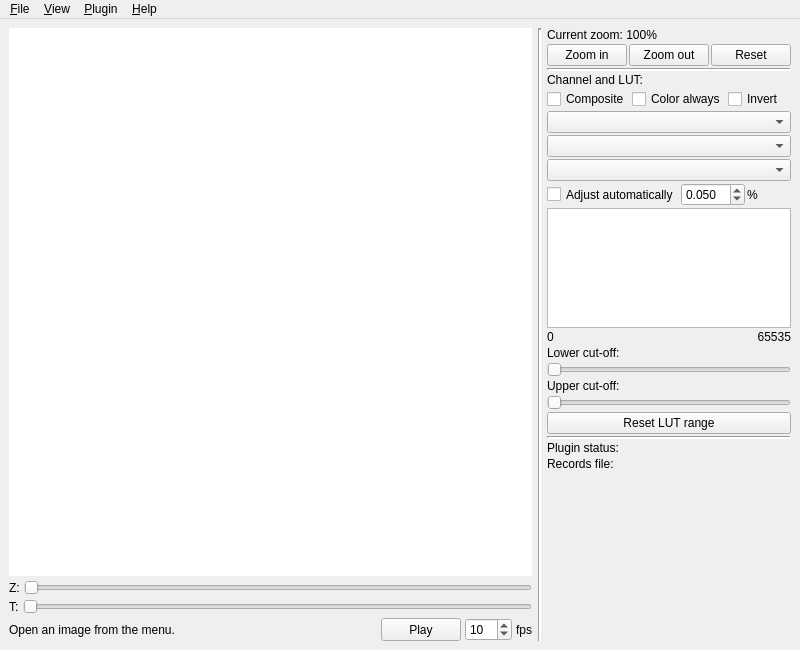
First picture: the form in ui/mainwindow.ui, repository takushim/momotrack, before the edit.
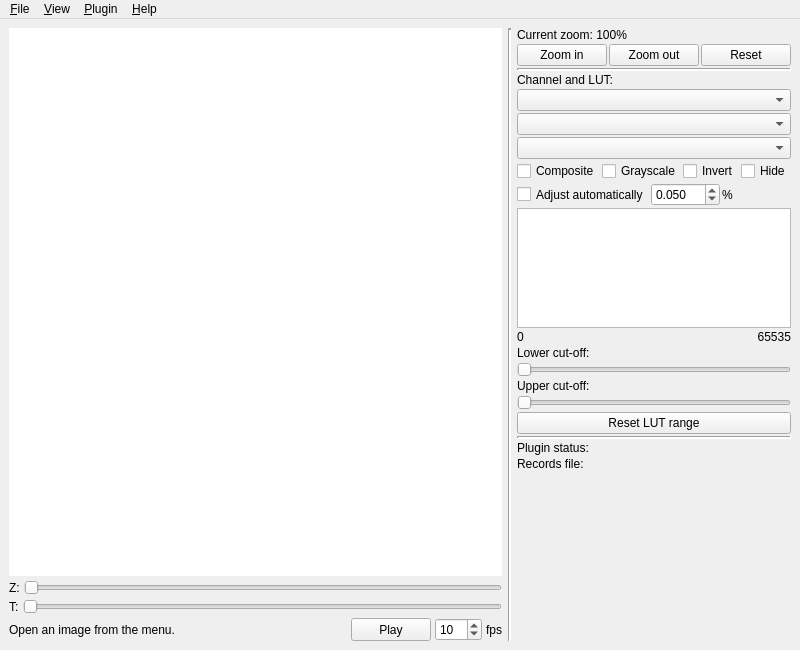
Second picture: the form after the edit.

Commit message: Added a blank mode (for a better composite view)

Diff of the .ui file:
```diff
--- a/ui/mainwindow.ui
+++ b/ui/mainwindow.ui
@@ -395,6 +395,45 @@
           </property>
          </widget>
         </item>
+        <item>
+         <widget class="QComboBox" name="combo_channel">
+          <property name="sizePolicy">
+           <sizepolicy hsizetype="Minimum" vsizetype="Minimum">
+            <horstretch>0</horstretch>
+            <verstretch>0</verstretch>
+           </sizepolicy>
+          </property>
+          <property name="focusPolicy">
+           <enum>Qt::NoFocus</enum>
+          </property>
+         </widget>
+        </item>
+        <item>
+         <widget class="QComboBox" name="combo_lut">
+          <property name="sizePolicy">
+           <sizepolicy hsizetype="Minimum" vsizetype="Minimum">
+            <horstretch>0</horstretch>
+            <verstretch>0</verstretch>
+           </sizepolicy>
+          </property>
+          <property name="focusPolicy">
+           <enum>Qt::NoFocus</enum>
+          </property>
+         </widget>
+        </item>
+        <item>
+         <widget class="QComboBox" name="combo_bits">
+          <property name="sizePolicy">
+           <sizepolicy hsizetype="Minimum" vsizetype="Minimum">
+            <horstretch>0</horstretch>
+            <verstretch>0</verstretch>
+           </sizepolicy>
+          </property>
+          <property name="focusPolicy">
+           <enum>Qt::NoFocus</enum>
+          </property>
+         </widget>
+        </item>
         <item>
          <layout class="QHBoxLayout" name="hlayout_composite">
           <property name="sizeConstraint">
@@ -428,7 +467,7 @@
              <enum>Qt::NoFocus</enum>
             </property>
             <property name="text">
-             <string>Color always</string>
+             <string>Grayscale</string>
             </property>
            </widget>
           </item>
@@ -448,47 +487,24 @@
             </property>
            </widget>
           </item>
+          <item>
+           <widget class="QCheckBox" name="check_lut_blank">
+            <property name="sizePolicy">
+             <sizepolicy hsizetype="Minimum" vsizetype="Minimum">
+              <horstretch>0</horstretch>
+              <verstretch>0</verstretch>
+             </sizepolicy>
+            </property>
+            <property name="focusPolicy">
+             <enum>Qt::NoFocus</enum>
+            </property>
+            <property name="text">
+             <string>Hide</string>
+            </property>
+           </widget>
+          </item>
          </layout>
         </item>
-        <item>
-         <widget class="QComboBox" name="combo_channel">
-          <property name="sizePolicy">
-           <sizepolicy hsizetype="Minimum" vsizetype="Minimum">
-            <horstretch>0</horstretch>
-            <verstretch>0</verstretch>
-           </sizepolicy>
-          </property>
-          <property name="focusPolicy">
-           <enum>Qt::NoFocus</enum>
-          </property>
-         </widget>
-        </item>
-        <item>
-         <widget class="QComboBox" name="combo_lut">
-          <property name="sizePolicy">
-           <sizepolicy hsizetype="Minimum" vsizetype="Minimum">
-            <horstretch>0</horstretch>
-            <verstretch>0</verstretch>
-           </sizepolicy>
-          </property>
-          <property name="focusPolicy">
-           <enum>Qt::NoFocus</enum>
-          </property>
-         </widget>
-        </item>
-        <item>
-         <widget class="QComboBox" name="combo_bits">
-          <property name="sizePolicy">
-           <sizepolicy hsizetype="Minimum" vsizetype="Minimum">
-            <horstretch>0</horstretch>
-            <verstretch>0</verstretch>
-           </sizepolicy>
-          </property>
-          <property name="focusPolicy">
-           <enum>Qt::NoFocus</enum>
-          </property>
-         </widget>
-        </item>
         <item>
          <layout class="QHBoxLayout" name="hlayout_auto_lut">
           <property name="spacing">
```
Left out of the diff: 8 changed lines with no effect on the pictures. The commit also changes 4 other files.
